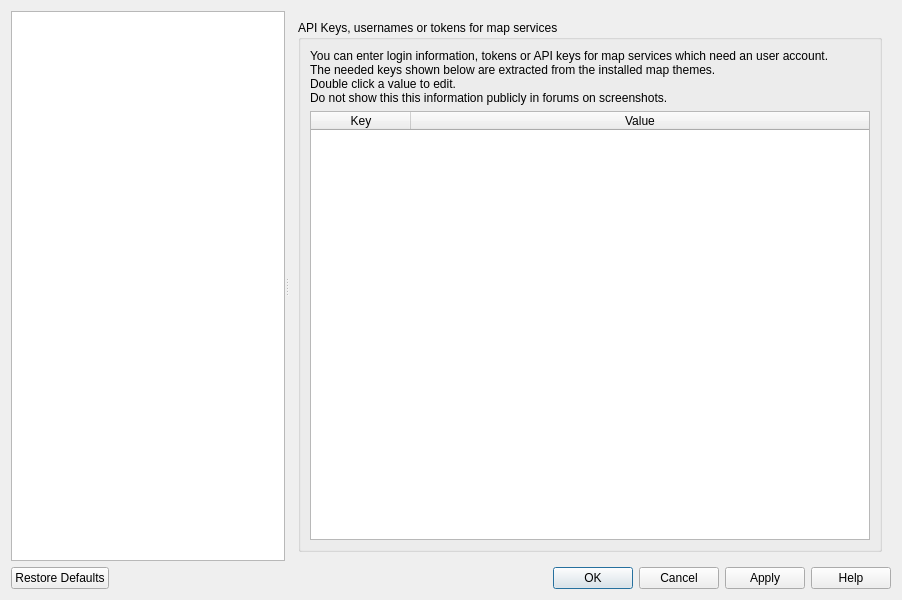
albar965/littlenavmap, file src/options/options.ui: the form before one commit.
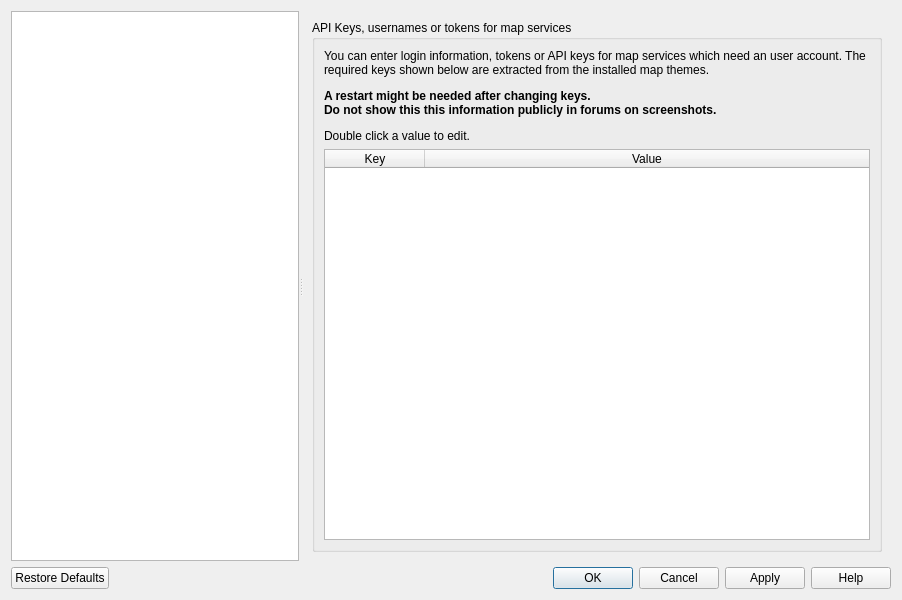
The form after the commit. The open tabs and pages were chosen to show the change.

Commit message: Web interface now uses updated API keys or tokens from maps. Fixed issue where maps requiring a login were not updated in web interface.

What changed in the file:
```diff
--- a/src/options/options.ui
+++ b/src/options/options.ui
@@ -4009,10 +4009,15 @@
            <item>
             <widget class="QLabel" name="label_10">
              <property name="text">
-              <string>You can enter login information, tokens or API keys for map services which need an user account.
-The needed keys shown below are extracted from the installed map themes.
-Double click a value to edit.
-Do not show this this information publicly in forums on screenshots.</string>
+              <string>&lt;p&gt;You can enter login information, tokens or API keys for map services which need an user account.
+The required keys shown below are extracted from the installed map themes.&lt;/p&gt;
+&lt;p&gt;&lt;b&gt;A restart might be needed after changing keys.&lt;br/&gt;
+Do not show this this information publicly in forums on screenshots.&lt;/b&gt;&lt;/p&gt;
+&lt;p&gt;Double click a value to edit.&lt;/p&gt;
+</string>
+             </property>
+             <property name="wordWrap">
+              <bool>true</bool>
              </property>
              <property name="textInteractionFlags">
               <set>Qt::LinksAccessibleByMouse|Qt::TextSelectableByMouse</set>
```
The commit also changes 10 other files.
